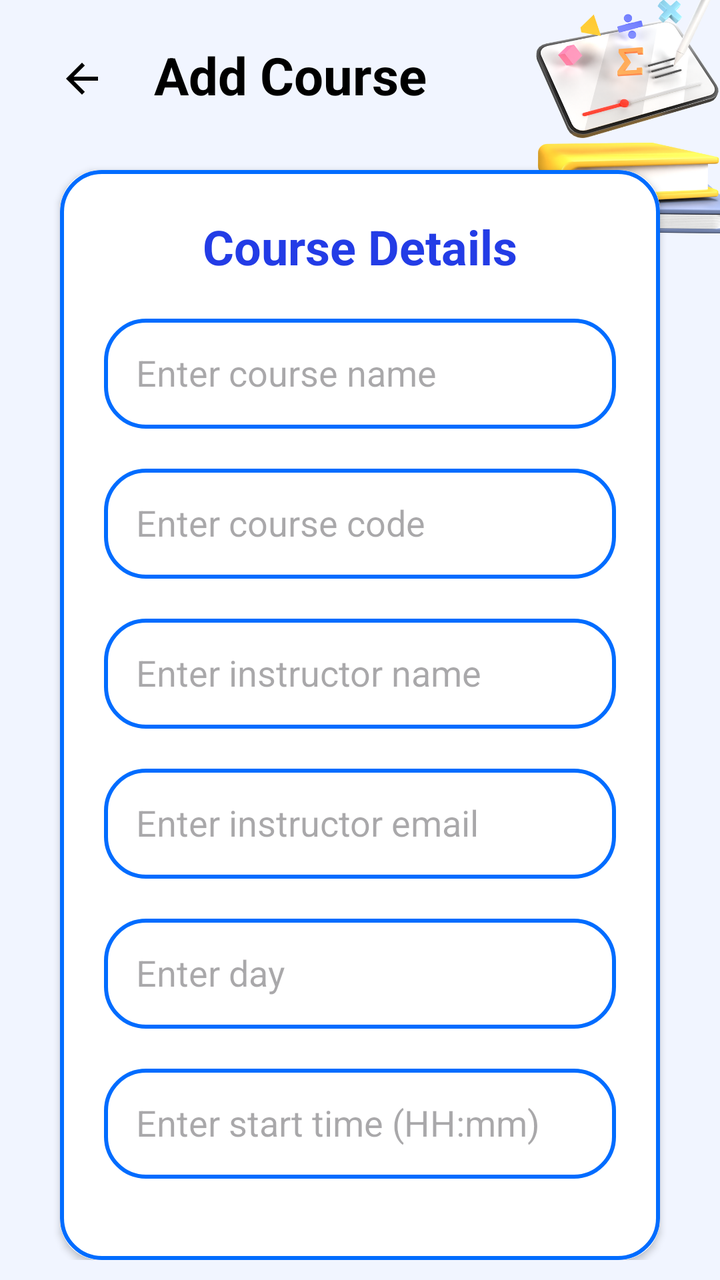
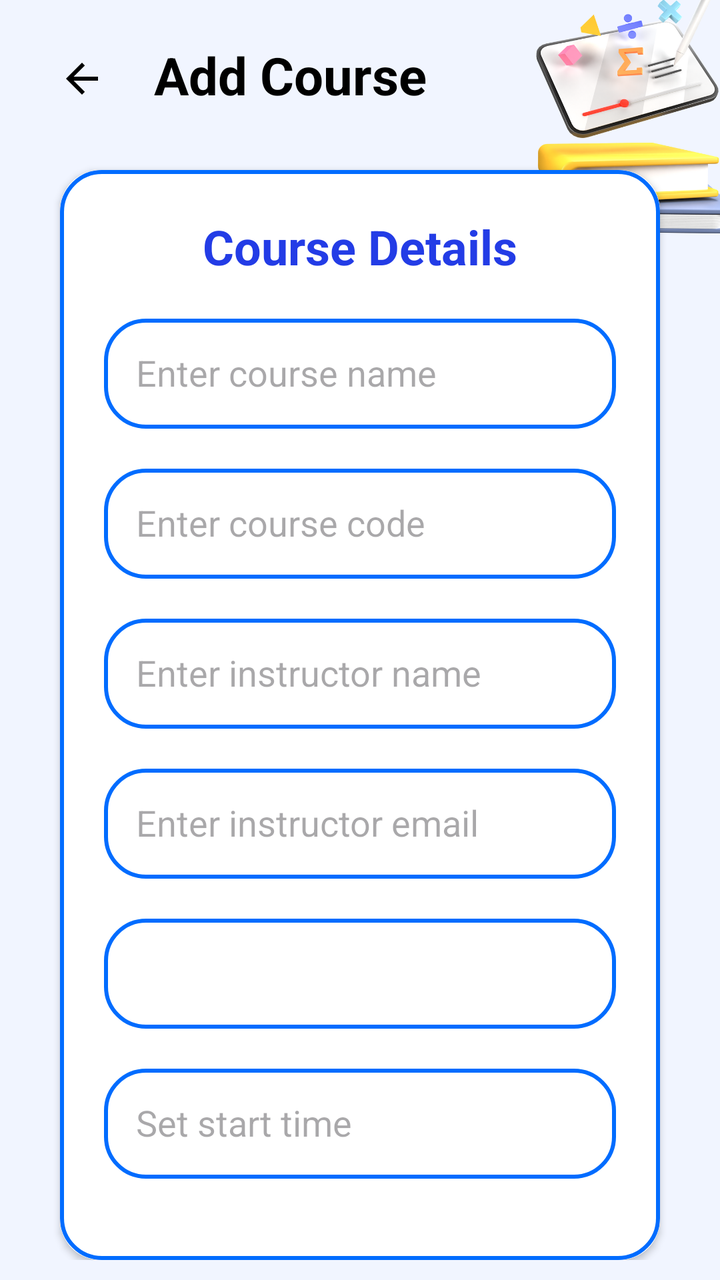

Compare the two renders of this Android layout. The source of the first and the diff that turns it into the second are given below.
<!-- AndroidManifest.xml: application theme Theme.Project_JomStudy -->
<!-- res/layout/activity_add_course.xml -->
<?xml version="1.0" encoding="utf-8"?>
<RelativeLayout xmlns:android="http://schemas.android.com/apk/res/android"
    xmlns:app="http://schemas.android.com/apk/res-auto"
    xmlns:tools="http://schemas.android.com/tools"
    android:id="@+id/main"
    android:layout_width="match_parent"
    android:layout_height="match_parent"
    android:orientation="vertical"
    android:padding="10dp"
    android:background="@drawable/coursebg"
    tools:context=".AddCourse">

    <FrameLayout
        android:id="@+id/fragment"
        android:layout_width="match_parent"
        android:layout_height="match_parent" >

        <LinearLayout
            android:layout_width="match_parent"
            android:layout_height="match_parent"
            android:orientation="vertical">

            <LinearLayout
                android:layout_width="match_parent"
                android:layout_height="wrap_content"
                android:layout_marginTop="10dp"
                android:gravity="center_vertical"
                android:orientation="horizontal">

                <ImageButton
                    android:id="@+id/backButton"
                    android:layout_width="32dp"
                    android:layout_height="32dp"
                    android:layout_marginStart="15dp"
                    android:layout_marginTop="2dp"
                    android:background="?android:attr/selectableItemBackgroundBorderless"
                    android:src="@drawable/baseline_arrow_back_24" />

                <TextView
                    android:layout_width="wrap_content"
                    android:layout_height="wrap_content"
                    android:layout_gravity="center"
                    android:layout_marginStart="20dp"
                    android:text="Add Course"
                    android:textColor="@color/black"
                    android:textSize="26sp"
                    android:textStyle="bold" />

            </LinearLayout>

            <androidx.cardview.widget.CardView
                android:layout_width="match_parent"
                android:layout_height="wrap_content"
                android:layout_marginStart="20dp"
                android:layout_marginTop="30dp"
                android:layout_marginEnd="20dp"
                app:cardCornerRadius="20dp">

                <LinearLayout
                    android:layout_width="match_parent"
                    android:layout_height="match_parent"
                    android:layout_gravity="center_horizontal"
                    android:background="@drawable/custom_edit_text"
                    android:orientation="vertical"
                    android:padding="22dp">

                    <TextView
                        android:layout_width="match_parent"
                        android:layout_height="wrap_content"
                        android:text="Course Details"
                        android:textAlignment="center"
                        android:textColor="@color/blue_text"
                        android:textSize="24sp"
                        android:textStyle="bold" />

                    <EditText
                        android:id="@+id/courseName"
                        android:layout_width="match_parent"
                        android:layout_height="55dp"
                        android:layout_marginTop="20dp"
                        android:background="@drawable/custom_edit_text"
                        android:gravity="start|center_vertical"
                        android:hint="Enter course name"
                        android:padding="16dp"
                        android:textColor="@color/black" />

                    <EditText
                        android:id="@+id/courseCode"
                        android:layout_width="match_parent"
                        android:layout_height="55dp"
                        android:layout_marginTop="20dp"
                        android:background="@drawable/custom_edit_text"
                        android:gravity="start|center_vertical"
                        android:hint="Enter course code"
                        android:padding="16dp"
                        android:textColor="@color/black" />

                    <EditText
                        android:id="@+id/instructorName"
                        android:layout_width="match_parent"
                        android:layout_height="55dp"
                        android:layout_marginTop="20dp"
                        android:background="@drawable/custom_edit_text"
                        android:gravity="start|center_vertical"
                        android:hint="Enter instructor name"
                        android:padding="16dp"
                        android:textColor="@color/black" />

                    <EditText
                        android:id="@+id/instructorEmail"
                        android:layout_width="match_parent"
                        android:layout_height="55dp"
                        android:layout_marginTop="20dp"
                        android:background="@drawable/custom_edit_text"
                        android:gravity="start|center_vertical"
                        android:hint="Enter instructor email"
                        android:padding="16dp"
                        android:textColor="@color/black" />

                    <EditText
                        android:id="@+id/day"
                        android:layout_width="match_parent"
                        android:layout_height="55dp"
                        android:layout_marginTop="20dp"
                        android:background="@drawable/custom_edit_text"
                        android:gravity="start|center_vertical"
                        android:hint="Enter day"
                        android:padding="16dp"
                        android:textColor="@color/black" />

                    <EditText
                        android:id="@+id/startTime"
                        android:layout_width="match_parent"
                        android:layout_height="55dp"
                        android:layout_marginTop="20dp"
                        android:background="@drawable/custom_edit_text"
                        android:gravity="start|center_vertical"
                        android:hint="Enter start time (HH:mm)"
                        android:imeOptions="actionNext"
                        android:inputType="time"
                        android:padding="16dp"
                        android:textColor="@color/black" />

                    <EditText
                        android:id="@+id/endTime"
                        android:layout_width="match_parent"
                        android:layout_height="55dp"
                        android:layout_marginTop="20dp"
                        android:background="@drawable/custom_edit_text"
                        android:gravity="start|center_vertical"
                        android:hint="Enter end time (HH:mm)"
                        android:imeOptions="actionDone"
                        android:inputType="time"
                        android:padding="16dp"
                        android:textColor="@color/black" />

                    <Button
                        android:id="@+id/addCourseButton"
                        android:layout_width="match_parent"
                        android:layout_height="60dp"
                        android:layout_marginTop="22dp"
                        android:backgroundTint="@color/blue_text"
                        android:text="ADD COURSE"
                        android:textSize="18sp"
                        app:cornerRadius="20dp" />


                </LinearLayout>
            </androidx.cardview.widget.CardView>
        </LinearLayout>
    </FrameLayout>
</RelativeLayout>
<!-- resources referenced by this layout -->
<resources>
  <color name="black">#FF000000</color>
  <color name="blue_text">#233ce6</color>
  <!-- drawable baseline_arrow_back_24 (drawable) -->
  <vector xmlns:android="http://schemas.android.com/apk/res/android" android:autoMirrored="true" android:height="24dp" android:tint="#000000" android:viewportHeight="24" android:viewportWidth="24" android:width="24dp">
        
      <path android:fillColor="@android:color/white" android:pathData="M20,11H7.83l5.59,-5.59L12,4l-8,8 8,8 1.41,-1.41L7.83,13H20v-2z"/>
      
  </vector>
  <!-- drawable coursebg: png bitmap (drawable, 115098 bytes) -->
  <!-- drawable custom_edit_text (drawable) -->
  <?xml version="1.0" encoding="utf-8"?>
  <shape xmlns:android="http://schemas.android.com/apk/res/android"
      android:shape="rectangle">
  
      <stroke
          android:width="2dp"
          android:color="@color/dark_blue"/>
  
      <corners
          android:radius="20dp"/>
  
  </shape>
  <style name="Theme.Project_JomStudy" parent="Base.Theme.Project_JomStudy" />
  <color name="dark_blue">#006cff</color>
  <style name="Base.Theme.Project_JomStudy" parent="Theme.Material3.DayNight.NoActionBar">
      </style>
</resources>

<!-- the commit's change to res/layout/activity_add_course.xml (unified diff, before → after) -->
@@ -117,14 +117,13 @@
                         android:padding="16dp"
                         android:textColor="@color/black" />
 
-                    <EditText
+                    <Spinner
                         android:id="@+id/day"
                         android:layout_width="match_parent"
                         android:layout_height="55dp"
                         android:layout_marginTop="20dp"
                         android:background="@drawable/custom_edit_text"
                         android:gravity="start|center_vertical"
-                        android:hint="Enter day"
                         android:padding="16dp"
                         android:textColor="@color/black" />
 
@@ -135,8 +134,8 @@
                         android:layout_marginTop="20dp"
                         android:background="@drawable/custom_edit_text"
                         android:gravity="start|center_vertical"
-                        android:hint="Enter start time (HH:mm)"
-                        android:imeOptions="actionNext"
+                        android:hint="Set start time"
+                        android:focusable="false"
                         android:inputType="time"
                         android:padding="16dp"
                         android:textColor="@color/black" />
@@ -148,9 +147,9 @@
                         android:layout_marginTop="20dp"
                         android:background="@drawable/custom_edit_text"
                         android:gravity="start|center_vertical"
-                        android:hint="Enter end time (HH:mm)"
-                        android:imeOptions="actionDone"
+                        android:hint="Set end time"
                         android:inputType="time"
+                        android:focusable="false"
                         android:padding="16dp"
                         android:textColor="@color/black" />
 
